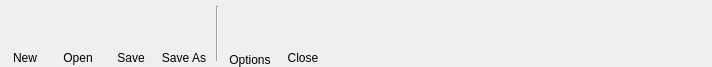
The window that DMHelper/src/ribbontabfile.ui (MMetze/DMHelper) describes before a commit, drawn with Qt 5.
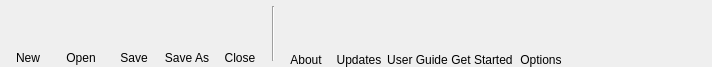
The same window after the commit. Icons and pictures are not drawn.

Patch:
```diff
--- a/DMHelper/src/ribbontabfile.ui
+++ b/DMHelper/src/ribbontabfile.ui
@@ -39,7 +39,7 @@
     <number>3</number>
    </property>
    <property name="leftMargin">
-    <number>0</number>
+    <number>3</number>
    </property>
    <property name="topMargin">
     <number>0</number>
@@ -344,6 +344,70 @@
      </item>
     </layout>
    </item>
+   <item>
+    <layout class="QVBoxLayout" name="verticalLayout_5">
+     <property name="spacing">
+      <number>0</number>
+     </property>
+     <item>
+      <widget class="QPushButton" name="btnClose">
+       <property name="minimumSize">
+        <size>
+         <width>50</width>
+         <height>50</height>
+        </size>
+       </property>
+       <property name="maximumSize">
+        <size>
+         <width>50</width>
+         <height>50</height>
+        </size>
+       </property>
+       <property name="toolTip">
+        <string>Close the campaign</string>
+       </property>
+       <property name="text">
+        <string/>
+       </property>
+       <property name="icon">
+        <iconset resource="resources.qrc">
+         <normaloff>:/img/data/icon_close.png</normaloff>:/img/data/icon_close.png</iconset>
+       </property>
+       <property name="iconSize">
+        <size>
+         <width>40</width>
+         <height>40</height>
+        </size>
+       </property>
+       <property name="flat">
+        <bool>true</bool>
+       </property>
+      </widget>
+     </item>
+     <item>
+      <widget class="QLabel" name="lblClose">
+       <property name="minimumSize">
+        <size>
+         <width>0</width>
+         <height>15</height>
+        </size>
+       </property>
+       <property name="maximumSize">
+        <size>
+         <width>16777215</width>
+         <height>15</height>
+        </size>
+       </property>
+       <property name="text">
+        <string>Close</string>
+       </property>
+       <property name="alignment">
+        <set>Qt::AlignBottom|Qt::AlignHCenter</set>
+       </property>
+      </widget>
+     </item>
+    </layout>
+   </item>
    <item>
     <widget class="Line" name="line">
      <property name="minimumSize">
@@ -363,6 +427,226 @@
      </property>
     </widget>
    </item>
+   <item>
+    <layout class="QVBoxLayout" name="verticalLayout_10">
+     <property name="spacing">
+      <number>0</number>
+     </property>
+     <item>
+      <widget class="QPushButton" name="btnAbout">
+       <property name="minimumSize">
+        <size>
+         <width>50</width>
+         <height>50</height>
+        </size>
+       </property>
+       <property name="maximumSize">
+        <size>
+         <width>50</width>
+         <height>50</height>
+        </size>
+       </property>
+       <property name="toolTip">
+        <string>About the DM Helper</string>
+       </property>
+       <property name="text">
+        <string/>
+       </property>
+       <property name="icon">
+        <iconset resource="resources.qrc">
+         <normaloff>:/img/data/dmhelper_small.png</normaloff>:/img/data/dmhelper_small.png</iconset>
+       </property>
+       <property name="iconSize">
+        <size>
+         <width>40</width>
+         <height>40</height>
+        </size>
+       </property>
+       <property name="checkable">
+        <bool>false</bool>
+       </property>
+       <property name="flat">
+        <bool>true</bool>
+       </property>
+      </widget>
+     </item>
+     <item>
+      <widget class="QLabel" name="lblAbout">
+       <property name="text">
+        <string>About</string>
+       </property>
+       <property name="alignment">
+        <set>Qt::AlignBottom|Qt::AlignHCenter</set>
+       </property>
+      </widget>
+     </item>
+    </layout>
+   </item>
+   <item>
+    <layout class="QVBoxLayout" name="verticalLayout_9">
+     <property name="spacing">
+      <number>0</number>
+     </property>
+     <item>
+      <widget class="QPushButton" name="btnCheckForUpdates">
+       <property name="minimumSize">
+        <size>
+         <width>50</width>
+         <height>50</height>
+        </size>
+       </property>
+       <property name="maximumSize">
+        <size>
+         <width>50</width>
+         <height>50</height>
+        </size>
+       </property>
+       <property name="toolTip">
+        <string>Check for available updates</string>
+       </property>
+       <property name="text">
+        <string/>
+       </property>
+       <property name="icon">
+        <iconset resource="resources.qrc">
+         <normaloff>:/img/data/icon_update.png</normaloff>:/img/data/icon_update.png</iconset>
+       </property>
+       <property name="iconSize">
+        <size>
+         <width>40</width>
+         <height>40</height>
+        </size>
+       </property>
+       <property name="checkable">
+        <bool>false</bool>
+       </property>
+       <property name="flat">
+        <bool>true</bool>
+       </property>
+      </widget>
+     </item>
+     <item>
+      <widget class="QLabel" name="lblCheckForUpdates">
+       <property name="text">
+        <string>Updates</string>
+       </property>
+       <property name="alignment">
+        <set>Qt::AlignBottom|Qt::AlignHCenter</set>
+       </property>
+      </widget>
+     </item>
+    </layout>
+   </item>
+   <item>
+    <layout class="QVBoxLayout" name="verticalLayout_7">
+     <property name="spacing">
+      <number>0</number>
+     </property>
+     <item>
+      <widget class="QPushButton" name="btnUsersGuide">
+       <property name="minimumSize">
+        <size>
+         <width>52</width>
+         <height>50</height>
+        </size>
+       </property>
+       <property name="maximumSize">
+        <size>
+         <width>52</width>
+         <height>50</height>
+        </size>
+       </property>
+       <property name="toolTip">
+        <string>Open the User's Guide</string>
+       </property>
+       <property name="text">
+        <string/>
+       </property>
+       <property name="icon">
+        <iconset resource="resources.qrc">
+         <normaloff>:/img/data/icon_pdf.png</normaloff>:/img/data/icon_pdf.png</iconset>
+       </property>
+       <property name="iconSize">
+        <size>
+         <width>40</width>
+         <height>40</height>
+        </size>
+       </property>
+       <property name="checkable">
+        <bool>false</bool>
+       </property>
+       <property name="flat">
+        <bool>true</bool>
+       </property>
+      </widget>
+     </item>
+     <item>
+      <widget class="QLabel" name="lblUsersGuide">
+       <property name="text">
+        <string>User Guide</string>
+       </property>
+       <property name="alignment">
+        <set>Qt::AlignBottom|Qt::AlignHCenter</set>
+       </property>
+      </widget>
+     </item>
+    </layout>
+   </item>
+   <item>
+    <layout class="QVBoxLayout" name="verticalLayout_8">
+     <property name="spacing">
+      <number>0</number>
+     </property>
+     <item>
+      <widget class="QPushButton" name="btnGettingStarted">
+       <property name="minimumSize">
+        <size>
+         <width>50</width>
+         <height>50</height>
+        </size>
+       </property>
+       <property name="maximumSize">
+        <size>
+         <width>50</width>
+         <height>50</height>
+        </size>
+       </property>
+       <property name="toolTip">
+        <string>Open the Getting Started Guide</string>
+       </property>
+       <property name="text">
+        <string/>
+       </property>
+       <property name="icon">
+        <iconset resource="resources.qrc">
+         <normaloff>:/img/data/icon_pdf.png</normaloff>:/img/data/icon_pdf.png</iconset>
+       </property>
+       <property name="iconSize">
+        <size>
+         <width>40</width>
+         <height>40</height>
+        </size>
+       </property>
+       <property name="checkable">
+        <bool>false</bool>
+       </property>
+       <property name="flat">
+        <bool>true</bool>
+       </property>
+      </widget>
+     </item>
+     <item>
+      <widget class="QLabel" name="lblGettingStarted">
+       <property name="text">
+        <string>Get Started</string>
+       </property>
+       <property name="alignment">
+        <set>Qt::AlignBottom|Qt::AlignHCenter</set>
+       </property>
+      </widget>
+     </item>
+    </layout>
+   </item>
    <item>
     <layout class="QVBoxLayout" name="verticalLayout_6">
      <property name="spacing">
@@ -418,70 +702,6 @@
      </item>
     </layout>
    </item>
-   <item>
-    <layout class="QVBoxLayout" name="verticalLayout_5">
-     <property name="spacing">
-      <number>0</number>
-     </property>
-     <item>
-      <widget class="QPushButton" name="btnClose">
-       <property name="minimumSize">
-        <size>
-         <width>50</width>
-         <height>50</height>
-        </size>
-       </property>
-       <property name="maximumSize">
-        <size>
-         <width>50</width>
-         <height>50</height>
-        </size>
-       </property>
-       <property name="toolTip">
-        <string>Close the campaign</string>
-       </property>
-       <property name="text">
-        <string/>
-       </property>
-       <property name="icon">
-        <iconset resource="resources.qrc">
-         <normaloff>:/img/data/icon_close.png</normaloff>:/img/data/icon_close.png</iconset>
-       </property>
-       <property name="iconSize">
-        <size>
-         <width>40</width>
-         <height>40</height>
-        </size>
-       </property>
-       <property name="flat">
-        <bool>true</bool>
-       </property>
-      </widget>
-     </item>
-     <item>
-      <widget class="QLabel" name="label_5">
-       <property name="minimumSize">
-        <size>
-         <width>0</width>
-         <height>15</height>
-        </size>
-       </property>
-       <property name="maximumSize">
-        <size>
-         <width>16777215</width>
-         <height>15</height>
-        </size>
-       </property>
-       <property name="text">
-        <string>Close</string>
-       </property>
-       <property name="alignment">
-        <set>Qt::AlignBottom|Qt::AlignHCenter</set>
-       </property>
-      </widget>
-     </item>
-    </layout>
-   </item>
    <item>
     <spacer name="horizontalSpacer_2">
      <property name="orientation">
```
Left out of the diff: 10 changed lines with no effect on the pictures.
